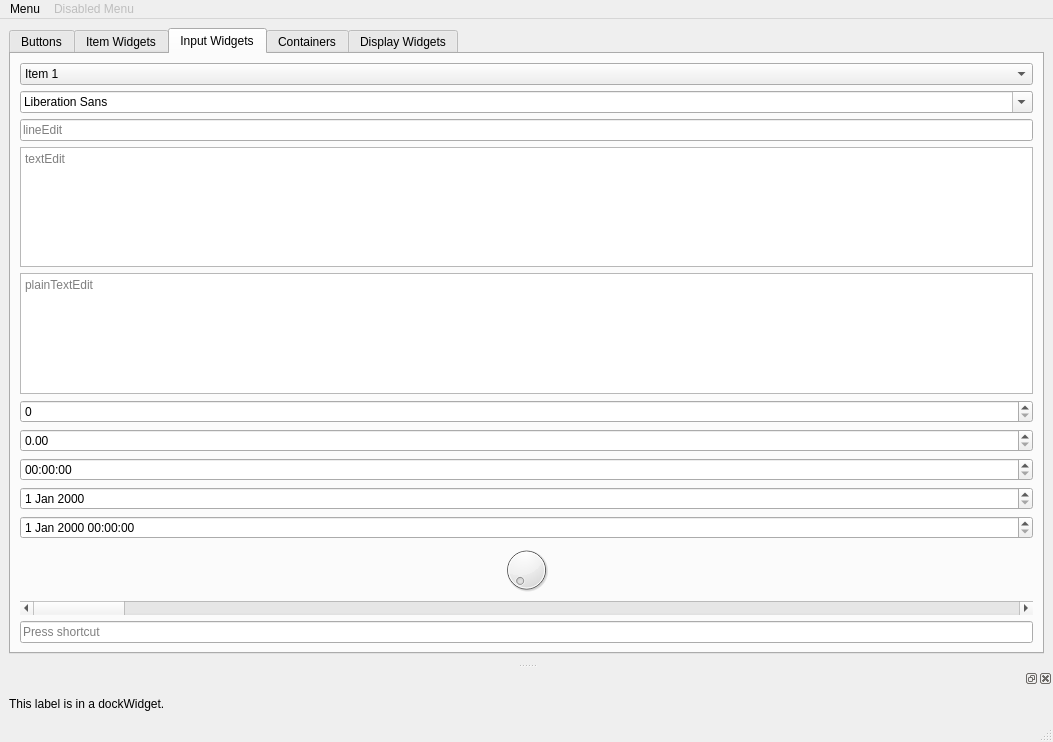
pietr26/OMSI-Tools, file OTModules/wstyletest.ui: the form before one commit.
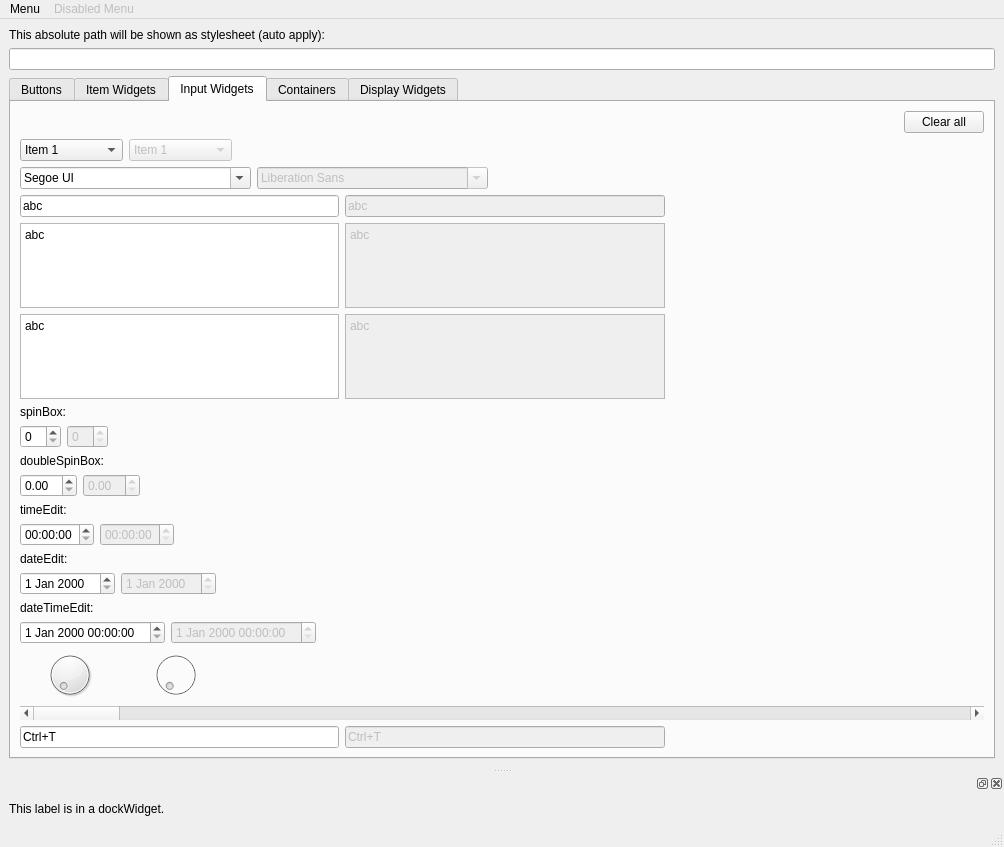
The form after the commit. The open tabs and pages were chosen to show the change. Icons and pictures are not drawn.

Commit message: Removed translations, added auto stylesheet loader

The edit to the form file:
```diff
--- a/OTModules/wstyletest.ui
+++ b/OTModules/wstyletest.ui
@@ -6,8 +6,8 @@
    <rect>
     <x>0</x>
     <y>0</y>
-    <width>1053</width>
-    <height>742</height>
+    <width>1004</width>
+    <height>847</height>
    </rect>
   </property>
   <property name="windowTitle">
@@ -19,6 +19,16 @@
   </property>
   <widget class="QWidget" name="centralwidget">
    <layout class="QVBoxLayout" name="verticalLayout_6">
+    <item>
+     <widget class="QLabel" name="label_9">
+      <property name="text">
+       <string notr="true">This absolute path will be shown as stylesheet (auto apply):</string>
+      </property>
+     </widget>
+    </item>
+    <item>
+     <widget class="QLineEdit" name="ledStyle"/>
+    </item>
     <item>
      <widget class="QTabWidget" name="twgMain">
       <property name="currentIndex">
@@ -345,75 +355,462 @@
        </attribute>
        <layout class="QVBoxLayout" name="verticalLayout">
         <item>
-         <widget class="QComboBox" name="comboBox">
+         <layout class="QHBoxLayout" name="horizontalLayout_16">
           <item>
-           <property name="text">
-            <string>Item 1</string>
-           </property>
+           <spacer name="horizontalSpacer_11">
+            <property name="orientation">
+             <enum>Qt::Horizontal</enum>
+            </property>
+            <property name="sizeHint" stdset="0">
+             <size>
+              <width>40</width>
+              <height>20</height>
+             </size>
+            </property>
+           </spacer>
           </item>
           <item>
-           <property name="text">
-            <string>Item 2</string>
-           </property>
+           <widget class="QPushButton" name="pushButton_3">
+            <property name="text">
+             <string notr="true">Clear all</string>
+            </property>
+           </widget>
           </item>
+         </layout>
+        </item>
+        <item>
+         <layout class="QHBoxLayout" name="horizontalLayout_15">
           <item>
-           <property name="text">
-            <string>Item 3</string>
-           </property>
+           <widget class="QComboBox" name="comboBox">
+            <item>
+             <property name="text">
+              <string notr="true">Item 1</string>
+             </property>
+            </item>
+            <item>
+             <property name="text">
+              <string notr="true">Item 2</string>
+             </property>
+            </item>
+            <item>
+             <property name="text">
+              <string notr="true">Item 3</string>
+             </property>
+            </item>
+            <item>
+             <property name="text">
+              <string notr="true">Item 4</string>
+             </property>
+            </item>
+            <item>
+             <property name="text">
+              <string notr="true">Item Disabled</string>
+             </property>
+            </item>
+           </widget>
           </item>
           <item>
-           <property name="text">
-            <string>Item 4</string>
-           </property>
+           <widget class="QComboBox" name="comboBox_2">
+            <property name="enabled">
+             <bool>false</bool>
+            </property>
+            <item>
+             <property name="text">
+              <string notr="true">Item 1</string>
+             </property>
+            </item>
+            <item>
+             <property name="text">
+              <string notr="true">Item 2</string>
+             </property>
+            </item>
+            <item>
+             <property name="text">
+              <string notr="true">Item 3</string>
+             </property>
+            </item>
+            <item>
+             <property name="text">
+              <string notr="true">Item 4</string>
+             </property>
+            </item>
+            <item>
+             <property name="text">
+              <string notr="true">Item Disabled</string>
+             </property>
+            </item>
+           </widget>
           </item>
           <item>
-           <property name="text">
-            <string>Item Disabled</string>
-           </property>
+           <spacer name="horizontalSpacer_19">
+            <property name="orientation">
+             <enum>Qt::Horizontal</enum>
+            </property>
+            <property name="sizeHint" stdset="0">
+             <size>
+              <width>40</width>
+              <height>20</height>
+             </size>
+            </property>
+           </spacer>
           </item>
-         </widget>
+         </layout>
         </item>
         <item>
-         <widget class="QFontComboBox" name="fontComboBox"/>
+         <layout class="QHBoxLayout" name="horizontalLayout_14">
+          <item>
+           <widget class="QFontComboBox" name="fontComboBox">
+            <property name="currentText">
+             <string notr="true">Segoe UI</string>
+            </property>
+           </widget>
+          </item>
+          <item>
+           <widget class="QFontComboBox" name="fontComboBox_2">
+            <property name="enabled">
+             <bool>false</bool>
+            </property>
+           </widget>
+          </item>
+          <item>
+           <spacer name="horizontalSpacer_20">
+            <property name="orientation">
+             <enum>Qt::Horizontal</enum>
+            </property>
+            <property name="sizeHint" stdset="0">
+             <size>
+              <width>40</width>
+              <height>20</height>
+             </size>
+            </property>
+           </spacer>
+          </item>
+         </layout>
         </item>
         <item>
-         <widget class="QLineEdit" name="lineEdit">
-          <property name="placeholderText">
-           <string>lineEdit</string>
+         <layout class="QHBoxLayout" name="horizontalLayout_13">
+          <item>
+           <widget class="QLineEdit" name="lineEdit">
+            <property name="text">
+             <string notr="true">abc</string>
+            </property>
+            <property name="placeholderText">
+             <string notr="true">lineEdit</string>
+            </property>
+           </widget>
+          </item>
+          <item>
+           <widget class="QLineEdit" name="lineEdit_2">
+            <property name="enabled">
+             <bool>false</bool>
+            </property>
+            <property name="text">
+             <string notr="true">abc</string>
+            </property>
+            <property name="placeholderText">
+             <string notr="true">Disabled lineEdit</string>
+            </property>
+           </widget>
+          </item>
+          <item>
+           <spacer name="horizontalSpacer_21">
+            <property name="orientation">
+             <enum>Qt::Horizontal</enum>
+            </property>
+            <property name="sizeHint" stdset="0">
+             <size>
+              <width>40</width>
+              <height>20</height>
+             </size>
+            </property>
+           </spacer>
+          </item>
+         </layout>
+        </item>
+        <item>
+         <layout class="QHBoxLayout" name="horizontalLayout_12">
+          <item>
+           <widget class="QTextEdit" name="textEdit">
+            <property name="html">
+             <string notr="true">&lt;!DOCTYPE HTML PUBLIC &quot;-//W3C//DTD HTML 4.0//EN&quot; &quot;http://www.w3.org/TR/REC-html40/strict.dtd&quot;&gt;
+&lt;html&gt;&lt;head&gt;&lt;meta name=&quot;qrichtext&quot; content=&quot;1&quot; /&gt;&lt;meta charset=&quot;utf-8&quot; /&gt;&lt;style type=&quot;text/css&quot;&gt;
+p, li { white-space: pre-wrap; }
+&lt;/style&gt;&lt;/head&gt;&lt;body style=&quot; font-family:'Segoe UI'; font-size:9pt; font-weight:400; font-style:normal;&quot;&gt;
+&lt;p style=&quot; margin-top:0px; margin-bottom:0px; margin-left:0px; margin-right:0px; -qt-block-indent:0; text-indent:0px;&quot;&gt;abc&lt;/p&gt;&lt;/body&gt;&lt;/html&gt;</string>
+            </property>
+            <property name="placeholderText">
+             <string notr="true">textEdit</string>
+            </property>
+           </widget>
+          </item>
+          <item>
+           <widget class="QTextEdit" name="textEdit_2">
+            <property name="enabled">
+             <bool>false</bool>
+            </property>
+            <property name="html">
+             <string notr="true">&lt;!DOCTYPE HTML PUBLIC &quot;-//W3C//DTD HTML 4.0//EN&quot; &quot;http://www.w3.org/TR/REC-html40/strict.dtd&quot;&gt;
+&lt;html&gt;&lt;head&gt;&lt;meta name=&quot;qrichtext&quot; content=&quot;1&quot; /&gt;&lt;meta charset=&quot;utf-8&quot; /&gt;&lt;style type=&quot;text/css&quot;&gt;
+p, li { white-space: pre-wrap; }
+&lt;/style&gt;&lt;/head&gt;&lt;body style=&quot; font-family:'Segoe UI'; font-size:9pt; font-weight:400; font-style:normal;&quot;&gt;
+&lt;p style=&quot; margin-top:0px; margin-bottom:0px; margin-left:0px; margin-right:0px; -qt-block-indent:0; text-indent:0px;&quot;&gt;abc&lt;/p&gt;&lt;/body&gt;&lt;/html&gt;</string>
+            </property>
+            <property name="placeholderText">
+             <string notr="true">Disabled textEdit</string>
+            </property>
+           </widget>
+          </item>
+          <item>
+           <spacer name="horizontalSpacer_22">
+            <property name="orientation">
+             <enum>Qt::Horizontal</enum>
+            </property>
+            <property name="sizeHint" stdset="0">
+             <size>
+              <width>40</width>
+              <height>20</height>
+             </size>
+            </property>
+           </spacer>
+          </item>
+         </layout>
+        </item>
+        <item>
+         <layout class="QHBoxLayout" name="horizontalLayout_11">
+          <item>
+           <widget class="QPlainTextEdit" name="plainTextEdit">
+            <property name="plainText">
+             <string notr="true">abc</string>
+            </property>
+            <property name="placeholderText">
+             <string notr="true">plainTextEdit</string>
+            </property>
+           </widget>
+          </item>
+          <item>
+           <widget class="QPlainTextEdit" name="plainTextEdit_2">
+            <property name="enabled">
+             <bool>false</bool>
+            </property>
+            <property name="plainText">
+             <string notr="true">abc</string>
+            </property>
+            <property name="placeholderText">
+             <string notr="true">Disabled plainTextEdit</string>
+            </property>
+           </widget>
+          </item>
+          <item>
+           <spacer name="horizontalSpacer_23">
+            <property name="orientation">
+             <enum>Qt::Horizontal</enum>
+            </property>
+            <property name="sizeHint" stdset="0">
+             <size>
+              <width>40</width>
+              <height>20</height>
+             </size>
+            </property>
+           </spacer>
+          </item>
+         </layout>
+        </item>
+        <item>
+         <widget class="QLabel" name="label_3">
+          <property name="text">
+           <string notr="true">spinBox:</string>
           </property>
          </widget>
         </item>
         <item>
-         <widget class="QTextEdit" name="textEdit">
-          <property name="placeholderText">
-           <string>textEdit</string>
+         <layout class="QHBoxLayout" name="horizontalLayout_6">
+          <item>
+           <widget class="QSpinBox" name="spinBox"/>
+          </item>
+          <item>
+           <widget class="QSpinBox" name="spinBox_2">
+            <property name="enabled">
+             <bool>false</bool>
+            </property>
+           </widget>
+          </item>
+          <item>
+           <spacer name="horizontalSpacer_6">
+            <property name="orientation">
+             <enum>Qt::Horizontal</enum>
+            </property>
+            <property name="sizeHint" stdset="0">
+             <size>
+              <width>40</width>
+              <height>20</height>
+             </size>
+            </property>
+           </spacer>
+          </item>
+         </layout>
+        </item>
+        <item>
+         <widget class="QLabel" name="label_4">
+          <property name="text">
+           <string notr="true">doubleSpinBox:</string>
           </property>
          </widget>
         </item>
         <item>
-         <widget class="QPlainTextEdit" name="plainTextEdit">
-          <property name="placeholderText">
-           <string>plainTextEdit</string>
+         <layout class="QHBoxLayout" name="horizontalLayout_7">
+          <item>
+           <widget class="QDoubleSpinBox" name="doubleSpinBox"/>
+          </item>
+          <item>
+           <widget class="QDoubleSpinBox" name="doubleSpinBox_2">
+            <property name="enabled">
+             <bool>false</bool>
+            </property>
+           </widget>
+          </item>
+          <item>
+           <spacer name="horizontalSpacer_7">
+            <property name="orientation">
+             <enum>Qt::Horizontal</enum>
+            </property>
+            <property name="sizeHint" stdset="0">
+             <size>
+              <width>40</width>
+              <height>20</height>
+             </size>
+            </property>
+           </spacer>
+          </item>
+         </layout>
+        </item>
+        <item>
+         <widget class="QLabel" name="label_5">
+          <property name="text">
+           <string notr="true">timeEdit:</string>
           </property>
          </widget>
         </item>
         <item>
-         <widget class="QSpinBox" name="spinBox"/>
+         <layout class="QHBoxLayout" name="horizontalLayout_8">
+          <item>
+           <widget class="QTimeEdit" name="timeEdit"/>
+          </item>
+          <item>
+           <widget class="QTimeEdit" name="timeEdit_2">
+            <property name="enabled">
+             <bool>false</bool>
+            </property>
+           </widget>
+          </item>
+          <item>
+           <spacer name="horizontalSpacer_8">
+            <property name="orientation">
+             <enum>Qt::Horizontal</enum>
+            </property>
+            <property name="sizeHint" stdset="0">
+             <size>
+              <width>40</width>
+              <height>20</height>
+             </size>
+            </property>
+           </spacer>
+          </item>
+         </layout>
         </item>
         <item>
-         <widget class="QDoubleSpinBox" name="doubleSpinBox"/>
+         <widget class="QLabel" name="label_6">
+          <property name="text">
+           <string notr="true">dateEdit:</string>
+          </property>
+         </widget>
         </item>
         <item>
-         <widget class="QTimeEdit" name="timeEdit"/>
+         <layout class="QHBoxLayout" name="horizontalLayout_9">
+          <item>
+           <widget class="QDateEdit" name="dateEdit"/>
+          </item>
+          <item>
+           <widget class="QDateEdit" name="dateEdit_2">
+            <property name="enabled">
+             <bool>false</bool>
+            </property>
+           </widget>
+          </item>
+          <item>
+           <spacer name="horizontalSpacer_9">
+            <property name="orientation">
+             <enum>Qt::Horizontal</enum>
+            </property>
+            <property name="sizeHint" stdset="0">
+             <size>
+              <width>40</width>
+              <height>20</height>
+             </size>
+            </property>
+           </spacer>
+          </item>
+         </layout>
         </item>
         <item>
-         <widget class="QDateEdit" name="dateEdit"/>
+         <widget class="QLabel" name="label_7">
+          <property name="text">
+           <string notr="true">dateTimeEdit:</string>
+          </property>
+         </widget>
         </item>
         <item>
-         <widget class="QDateTimeEdit" name="dateTimeEdit"/>
+         <layout class="QHBoxLayout" name="horizontalLayout_10">
+          <item>
+           <widget class="QDateTimeEdit" name="dateTimeEdit"/>
+          </item>
+          <item>
+           <widget class="QDateTimeEdit" name="dateTimeEdit_2">
+            <property name="enabled">
+             <bool>false</bool>
+            </property>
+           </widget>
+          </item>
+          <item>
+           <spacer name="horizontalSpacer_10">
+            <property name="orientation">
+             <enum>Qt::Horizontal</enum>
+            </property>
+            <property name="sizeHint" stdset="0">
+             <size>
+              <width>40</width>
+              <height>20</height>
+             </size>
+            </property>
+           </spacer>
+          </item>
+         </layout>
         </item>
         <item>
-         <widget class="QDial" name="dial"/>
+         <layout class="QHBoxLayout" name="horizontalLayout_17">
+          <item>
+           <widget class="QDial" name="dial"/>
+          </item>
+          <item>
+           <widget class="QDial" name="dial_2">
+            <property name="enabled">
+             <bool>false</bool>
+            </property>
+           </widget>
+          </item>
+          <item>
+           <spacer name="horizontalSpacer_24">
+            <property name="orientation">
+             <enum>Qt::Horizontal</enum>
+            </property>
+            <property name="sizeHint" stdset="0">
+             <size>
+              <width>40</width>
+              <height>20</height>
+             </size>
+            </property>
+           </spacer>
+          </item>
+         </layout>
         </item>
         <item>
          <widget class="QScrollBar" name="horizontalScrollBar">
@@ -423,7 +820,38 @@
          </widget>
         </item>
         <item>
-         <widget class="QKeySequenceEdit" name="keySequenceEdit"/>
+         <layout class="QHBoxLayout" name="horizontalLayout_18">
+          <item>
+           <widget class="QKeySequenceEdit" name="keySequenceEdit">
+            <property name="keySequence">
+             <string notr="true">Ctrl+T</string>
+            </property>
+           </widget>
+          </item>
+          <item>
+           <widget class="QKeySequenceEdit" name="keySequenceEdit_2">
+            <property name="enabled">
+             <bool>false</bool>
+            </property>
+            <property name="keySequence">
+             <string notr="true">Ctrl+T</string>
+            </property>
+           </widget>
+          </item>
+          <item>
+           <spacer name="horizontalSpacer_25">
+            <property name="orientation">
+             <enum>Qt::Horizontal</enum>
+            </property>
+            <property name="sizeHint" stdset="0">
+             <size>
+              <width>40</width>
+              <height>20</height>
+             </size>
+            </property>
+           </spacer>
+          </item>
+         </layout>
         </item>
        </layout>
       </widget>
@@ -625,7 +1053,7 @@
     <rect>
      <x>0</x>
      <y>0</y>
-     <width>1053</width>
+     <width>1004</width>
      <height>24</height>
     </rect>
    </property>
```
Left out of the diff: 984 changed lines with no effect on the pictures. The commit also changes 3 other files.
